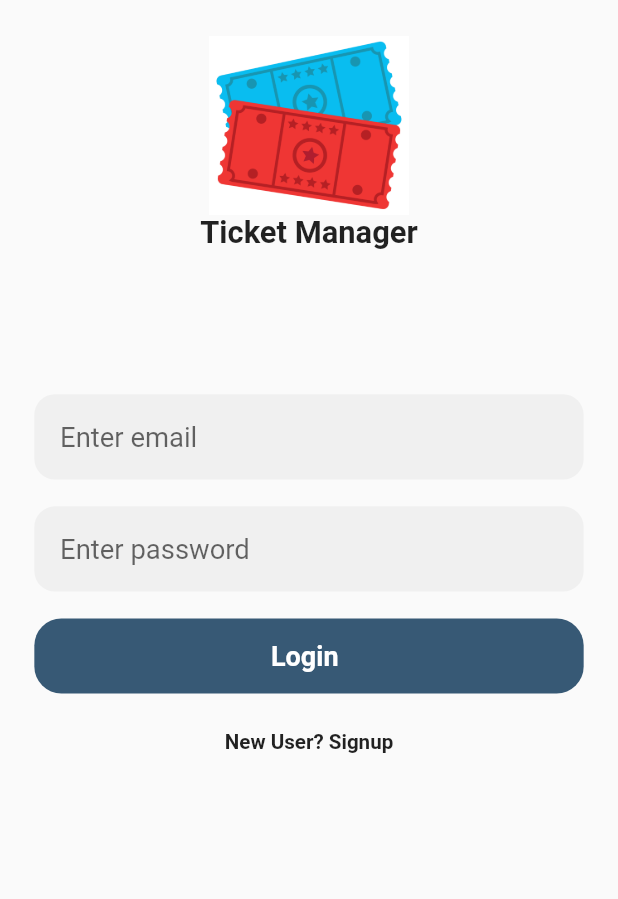
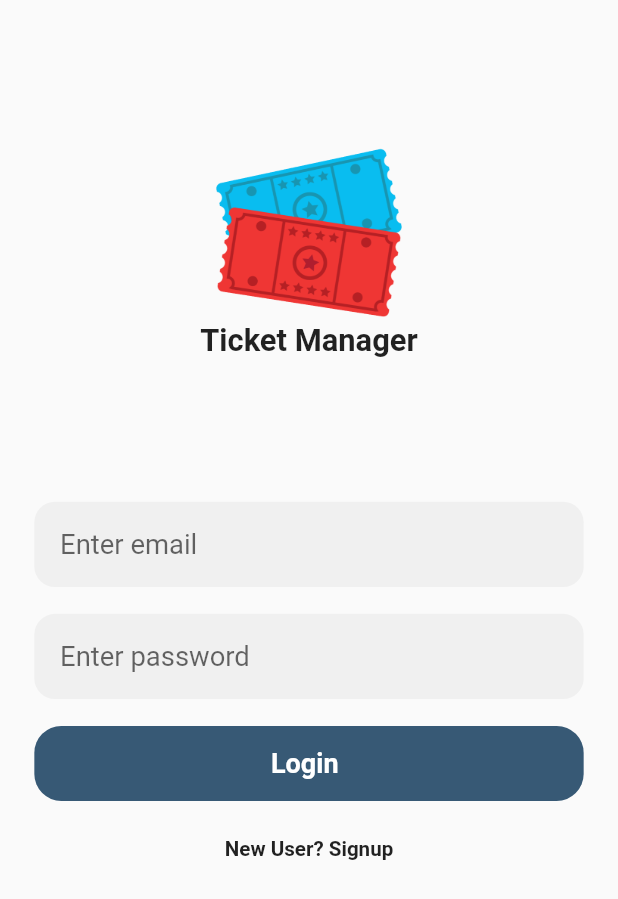
Before and after one commit to irahulsah/ticket_manager, a Flutter app: the TakeTicket screen opened directly, item 3 of the bottom bar chosen, after a tap on the "logout" icon, on a phone screen of 412 x 824 dp. Shown: the top 899 px of the screen. Run offline on Flutter 3.47's test engine with Material 2 defaults, Android fonts, the phone set to English and light mode, and no system bars; our stand-ins replace csv, dio, file_picker, flutter_screenutil, get_storage, hooks_riverpod and 3 more; missing offline and left inert: qr_code_scanner; accounts and stored records are empty; network calls fail.

Commit message:
worked on some changes

```diff
--- a/app/lib/features/login.dart
+++ b/app/lib/features/login.dart
@@ -43,7 +43,7 @@ class _LoginState extends ConsumerState<Login> {
       body: SafeArea(
         child: SingleChildScrollView(
           child: Container(
-              padding: EdgeInsets.symmetric(horizontal: 20.w, vertical: 20.h),
+              padding: EdgeInsets.symmetric(horizontal: 20.w, vertical: 80.h),
               child: Form(
                 key: formKey,
                 child: Column(
@@ -52,7 +52,7 @@ class _LoginState extends ConsumerState<Login> {
                   children: [
                     Center(
                       child: Image.asset(
-                        "assets/images/ticket.jpg",
+                        "assets/images/logo.png",
                         height: 100.h,
                       ),
                     ),
@@ -99,13 +99,11 @@ class _LoginState extends ConsumerState<Login> {
                                   "accessToken", loginresp["accessToken"]);
                               ref.read(isLoadingProvider.notifier).state =
                                   false;
-
-                              Navigator.of(context).push(
+                              Navigator.of(context).pushReplacement(
                                 MaterialPageRoute(
                                   builder: (context) => const TakeTicket(),
                                 ),
                               );
-                              log("loginresp $loginresp");
                             }
                           } catch (e) {
                             log("e $e");
--- a/app/lib/features/qr_generator.dart
+++ b/app/lib/features/qr_generator.dart
@@ -21,15 +21,43 @@ import 'package:permission_handler/permission_handler.dart';
 import 'package:qr_flutter/qr_flutter.dart';
 import 'package:csv/csv.dart';
 
-class QrGeneratorScreen extends ConsumerWidget {
+class QrGeneratorScreen extends ConsumerStatefulWidget {
   const QrGeneratorScreen({super.key});
 
+  @override
+  ConsumerState<QrGeneratorScreen> createState() => _QrGeneratorScreentate();
+}
+
+class _QrGeneratorScreentate extends ConsumerState<QrGeneratorScreen> {
   Future<String> loadAsset(String path) async {
     return await rootBundle.loadString(path);
   }
 
+  bool isLoading = true;
+  bool initStateBool = true;
   @override
-  Widget build(BuildContext context, WidgetRef ref) {
+  void didChangeDependencies() {
+    super.didChangeDependencies();
+    if (initStateBool) {
+      fetchData();
+    }
+    initStateBool = false;
+  }
+
+  fetchData() async {
+    // ref.read(isLoadingProvider.notifier).state = true;
+    isLoading = true;
+    final DioClient client = DioClient();
+    final updatedData = await client.getEvent();
+    if (updatedData != null) {
+      isLoading = false;
+      ref.read(eventDataProvider.notifier).state = updatedData;
+    }
+    // ref.read(isLoadingProvider.notifier).state = false;
+  }
+
+  @override
+  Widget build(BuildContext context) {
     final excelFile = ref.watch(excelFileProvider);
     final extractedData = ref.watch(extractedDataFromFile);
     final qrCodes = ref.watch(qrCodesProvider);
@@ -106,7 +134,7 @@ class QrGeneratorScreen extends ConsumerWidget {
                         width: 30.w,
                         height: 30.h,
                         child: Image.asset(
-                          "assets/images/ticket.jpg",
+                          "assets/images/logo.png",
                         )),
                     SizedBox(
                       width: 2.h,
@@ -296,10 +324,14 @@ class QrGeneratorScreen extends ConsumerWidget {
                     )),
           Visibility(
               visible: extractedData != null,
-              child: Container(
-                  margin:
-                      EdgeInsets.symmetric(horizontal: 20.w, vertical: 20.h),
-                  child: const DropDownField())),
+              child: isLoading
+                  ? const Center(
+                      child: CircularProgressIndicator(),
+                    )
+                  : Container(
+                      margin: EdgeInsets.symmetric(
+                          horizontal: 20.w, vertical: 20.h),
+                      child: const DropDownField())),
           Visibility(
               visible: extractedData != null,
               child: Container(
@@ -348,8 +380,8 @@ class QrGeneratorScreen extends ConsumerWidget {
                       ? const CircularProgressIndicator(
                           color: Colors.white,
                         )
-                      : const Icon(Icons.save_rounded),
-                  label: const Text("Save To Database"),
+                      : const Icon(Icons.send_rounded),
+                  label: const Text("Send Tickets"),
                 )),
           )
         ],
@@ -391,8 +423,14 @@ class QrGeneratorScreen extends ConsumerWidget {
     try {
       await client.createTickets(newFilterUserData);
       ref.read(loadingProvider.notifier).state = false;
+      ref.refresh(excelFileProvider);
+      ref.refresh(extractedDataFromFile);
+      ref.refresh(qrCodesProvider);
+      ref.refresh(qrCodesKeysProvider);
+      ref.refresh(exampleImages);
+      ref.refresh(randomQrUuidProvider);
       // ignore: use_build_context_synchronously
-      alertDialog(context);
+      alertDialog(context, ref);
     } catch (e) {
       ref.read(loadingProvider.notifier).state = false;
       CustomScaffoldMessenger.error("Invalid Credentails", context);
--- a/app/lib/features/scanned_tickets.dart
+++ b/app/lib/features/scanned_tickets.dart
@@ -63,6 +63,7 @@ class _ScannedTicketstate extends ConsumerState<ScannedTickets> {
   /// Returns the marker pointer gauge
   SfRadialGauge _buildMarkerPointerExample() {
     final scannedPercentage = ref.watch(scannedPercentageProvider);
+    log("scannedPercentage $scannedPercentage");
     return SfRadialGauge(
       title: GaugeTitle(
           text: "Tickets Scanned",
@@ -81,7 +82,9 @@ class _ScannedTicketstate extends ConsumerState<ScannedTickets> {
             showAxisLine: false,
             pointers: <GaugePointer>[
               MarkerPointer(
-                  value: double.parse(scannedPercentage.toString()),
+                  value: scannedPercentage == "NaN"
+                      ? 0
+                      : double.parse(scannedPercentage.toString()),
                   elevation: 4,
                   markerWidth: 25,
                   markerHeight: 25,
@@ -100,7 +103,7 @@ class _ScannedTicketstate extends ConsumerState<ScannedTickets> {
                   angle: 270,
                   positionFactor: 0.1,
                   widget: Text(
-                      '${double.parse(scannedPercentage.toString()).toStringAsFixed(2)}%',
+                      '${scannedPercentage == "NaN" ? 0 : double.parse(scannedPercentage.toString()).toStringAsFixed(2)}%',
                       style: const TextStyle(
                           fontSize: 12, fontWeight: FontWeight.bold))),
               const GaugeAnnotation(
--- a/app/lib/features/splash_screen.dart
+++ b/app/lib/features/splash_screen.dart
@@ -46,7 +46,7 @@ class _SplashScreenState extends ConsumerState<SplashScreen> {
         mainAxisAlignment: MainAxisAlignment.center,
         children: [
           Image.asset(
-            "assets/images/ticket.jpg",
+            "assets/images/logo.png",
             height: 25.h,
             width: 25.w,
           ),
--- a/app/lib/features/take_ticket.dart
+++ b/app/lib/features/take_ticket.dart
@@ -20,9 +20,12 @@ class TakeTicket extends ConsumerWidget {
         title: Row(
           children: [
             Image.asset(
-              "assets/images/ticket.jpg",
+              "assets/images/logo.png",
               height: 25.h,
               width: 25.w,
+            ),
+            SizedBox(
+              width: 3.w,
             ),
             Text(
               bottomNavWidgets[currentIndex]["title"],
--- a/app/lib/utils/utils.dart
+++ b/app/lib/utils/utils.dart
@@ -1,17 +1,19 @@
+import 'package:event_tracker/features/take_ticket.dart';
 import 'package:flutter/material.dart';
 
-alertDialog(BuildContext context) {
+alertDialog(BuildContext context, ref) {
   showDialog(
       context: context,
       builder: (BuildContext context) {
         return AlertDialog(
           title: const Text('Done'),
-          content: const Text('Add Success'),
+          content: const Text('Ticket has been sent to users successfully.'),
           actions: <Widget>[
             TextButton(
               child: const Text('Ok'),
               onPressed: () {
                 Navigator.pop(context);
+                ref.read(bottomNavIndex.notifier).state = 0;
               },
             ),
           ],
--- a/app/pubspec.yaml
+++ b/app/pubspec.yaml
@@ -49,6 +49,7 @@ dependencies:
   syncfusion_localizations: ^20.4.53
   flutter_localizations:
     sdk: flutter
+  flutter_native_splash: ^2.2.19
 
 dev_dependencies:
   flutter_test:
@@ -78,6 +79,11 @@ flutter:
     - assets/icons/
     - assets/images/
 
+flutter_native_splash:
+  color: "#42a5f5"
+  branding: "assets/images/logo.png"
+  branding_mode: "center"
+
   # An image asset can refer to one or more resolution-specific "variants", see
   # https://flutter.dev/assets-and-images/#resolution-aware
 
```
Also changed, not shown: app/lib/features/drop_down.dart (+2 -28 lines), app/lib/features/event_create.screen.dart (+12 -10 lines), app/lib/features/scan_qr.dart (+49 -0 lines), app/lib/features/signup.dart (+14 -4 lines), app/assets/images/logo.png (added), app/pubspec.lock, 6 other files.
